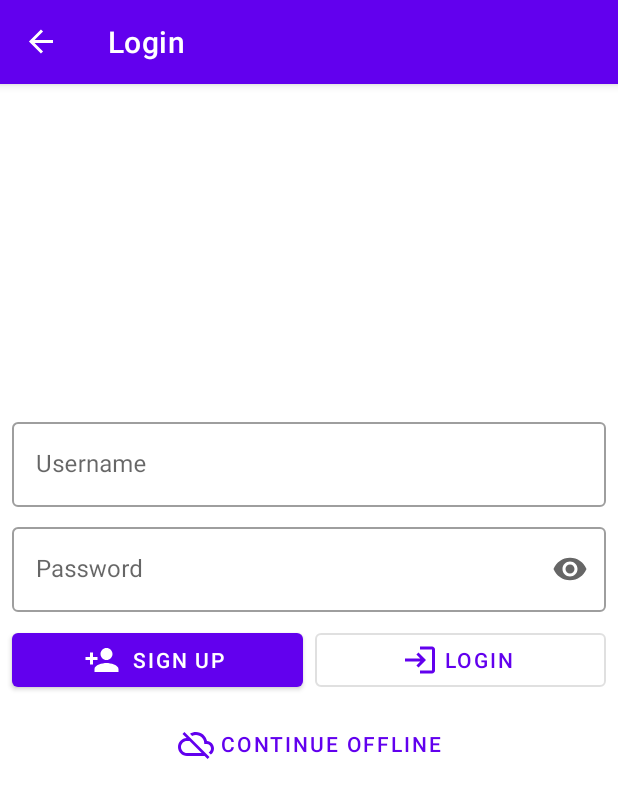
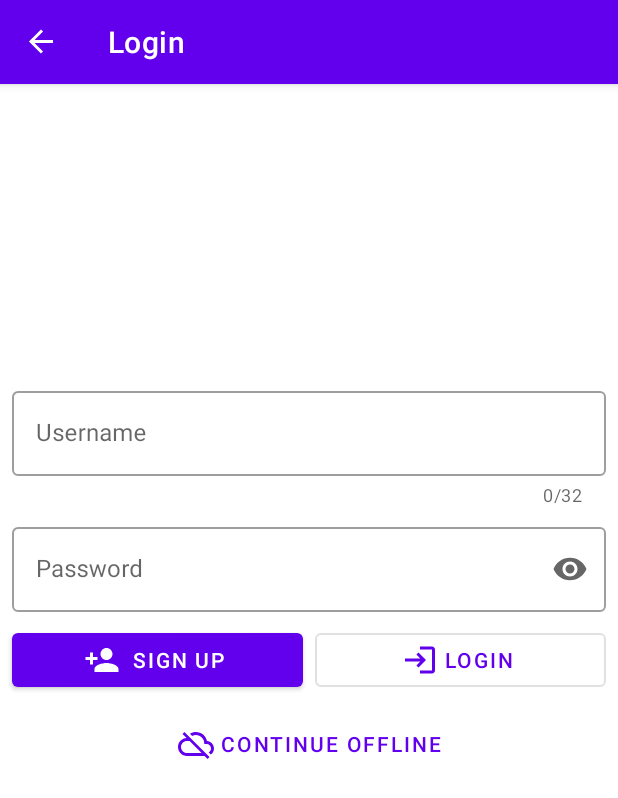
Before and after one commit to humolang/android-todo-list, an Android app: the screen it shows after launch (MainActivity), in the options menu, after a tap on "Login", on a phone screen of 412 x 824 dp. Shown: the top 798 px of the screen. Run offline under Robolectric (Android 15) with nearby library versions, the phone set to English and light mode, and no system bars; our stand-ins replace Room's generated code, navigation-ui.

Commit message:
Username length counter

```diff
--- a/app/src/main/res/layout/fragment_todo_login.xml
+++ b/app/src/main/res/layout/fragment_todo_login.xml
@@ -8,25 +8,29 @@
 
     <com.google.android.material.textfield.TextInputLayout
         android:id="@+id/text_input_username"
+        style="@style/Widget.MaterialComponents.TextInputLayout.OutlinedBox"
         android:layout_width="0dp"
         android:layout_height="wrap_content"
         android:layout_marginStart="8dp"
         android:layout_marginEnd="8dp"
         android:layout_marginBottom="8dp"
+        app:counterEnabled="true"
+        app:counterMaxLength="32"
         app:layout_constraintBottom_toTopOf="@+id/text_input_password"
         app:layout_constraintEnd_toEndOf="parent"
-        app:layout_constraintStart_toStartOf="parent"
-        style="@style/Widget.MaterialComponents.TextInputLayout.OutlinedBox" >
+        app:layout_constraintStart_toStartOf="parent">
 
         <com.google.android.material.textfield.TextInputEditText
             android:layout_width="match_parent"
             android:layout_height="wrap_content"
-            android:hint="@string/username" />
+            android:hint="@string/username"
+            android:inputType="textPersonName" />
 
     </com.google.android.material.textfield.TextInputLayout>
 
     <com.google.android.material.textfield.TextInputLayout
         android:id="@+id/text_input_password"
+        style="@style/Widget.MaterialComponents.TextInputLayout.OutlinedBox"
         android:layout_width="0dp"
         android:layout_height="wrap_content"
         android:layout_marginStart="8dp"
@@ -35,14 +39,13 @@
         app:endIconMode="password_toggle"
         app:layout_constraintBottom_toTopOf="@+id/button_registration"
         app:layout_constraintEnd_toEndOf="parent"
-        app:layout_constraintStart_toStartOf="parent"
-        style="@style/Widget.MaterialComponents.TextInputLayout.OutlinedBox" >
+        app:layout_constraintStart_toStartOf="parent">
 
         <com.google.android.material.textfield.TextInputEditText
             android:layout_width="match_parent"
             android:layout_height="wrap_content"
-            android:inputType="textPassword"
-            android:hint="@string/password" />
+            android:hint="@string/password"
+            android:inputType="textPassword" />
 
     </com.google.android.material.textfield.TextInputLayout>
 
```
